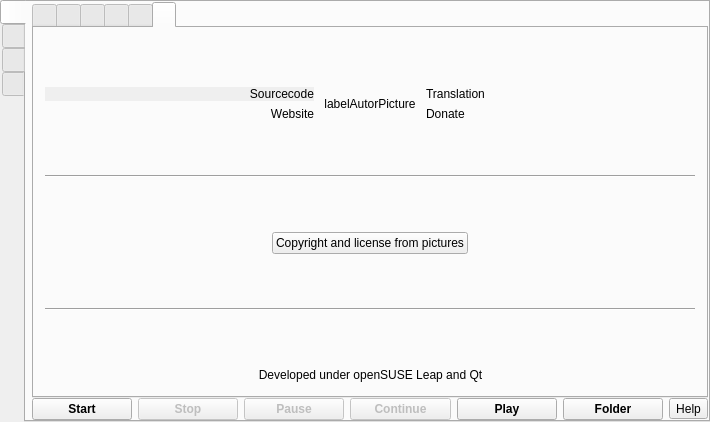
Old version of the form src/formMainWindow.ui in the repository vkohaupt/vokoscreenNG.
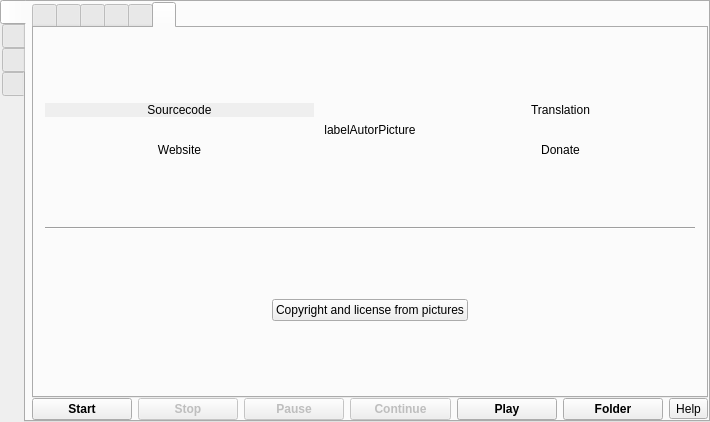
New version of the form. The open tabs and pages were chosen to show the change. Icons and pictures are not drawn.

What changed in the file:
```diff
--- a/src/formMainWindow.ui
+++ b/src/formMainWindow.ui
@@ -1962,7 +1962,7 @@
            <attribute name="title">
             <string notr="true"/>
            </attribute>
-           <layout class="QVBoxLayout" name="verticalLayout_3" stretch="0,0,0,0,0,0,0,0,0,0">
+           <layout class="QVBoxLayout" name="verticalLayout_3" stretch="0,0,0,0,0,0,0">
             <item>
              <spacer name="verticalSpacer_7">
               <property name="orientation">
@@ -1997,39 +1997,36 @@
                 </property>
                </widget>
               </item>
-              <item row="1" column="2">
-               <layout class="QVBoxLayout" name="verticalLayout_15">
-                <item>
-                 <widget class="QLabel" name="labelLanguageUrl">
-                  <property name="text">
-                   <string notr="true">Translation</string>
-                  </property>
-                  <property name="alignment">
-                   <set>Qt::AlignLeading|Qt::AlignLeft|Qt::AlignTop</set>
-                  </property>
-                  <property name="openExternalLinks">
-                   <bool>true</bool>
-                  </property>
-                 </widget>
-                </item>
-                <item>
+              <item row="1" column="0">
+               <layout class="QVBoxLayout" name="verticalLayout_20"/>
+              </item>
+              <item row="2" column="2">
                  <widget class="QLabel" name="labelDonateUrl">
                   <property name="text">
                    <string>Donate</string>
                   </property>
                   <property name="alignment">
-                   <set>Qt::AlignBottom|Qt::AlignLeading|Qt::AlignLeft</set>
+                 <set>Qt::AlignCenter</set>
                   </property>
                   <property name="openExternalLinks">
                    <bool>true</bool>
                   </property>
                  </widget>
                 </item>
-               </layout>
+              <item row="0" column="2">
+               <widget class="QLabel" name="labelLanguageUrl">
+                <property name="text">
+                 <string notr="true">Translation</string>
+                </property>
+                <property name="alignment">
+                 <set>Qt::AlignCenter</set>
+                </property>
+                <property name="openExternalLinks">
+                 <bool>true</bool>
+                </property>
+               </widget>
               </item>
-              <item row="1" column="0">
-               <layout class="QVBoxLayout" name="verticalLayout_20">
-                <item>
+              <item row="0" column="0">
                  <widget class="QLabel" name="labelSourcecodeUrl">
                   <property name="autoFillBackground">
                    <bool>true</bool>
@@ -2038,27 +2035,25 @@
                    <string notr="true">Sourcecode</string>
                   </property>
                   <property name="alignment">
-                   <set>Qt::AlignRight|Qt::AlignTop|Qt::AlignTrailing</set>
+                 <set>Qt::AlignCenter</set>
                   </property>
                   <property name="openExternalLinks">
                    <bool>true</bool>
                   </property>
                  </widget>
                 </item>
-                <item>
+              <item row="2" column="0">
                  <widget class="QLabel" name="labelWebSiteUrl">
                   <property name="text">
                    <string notr="true">Website</string>
                   </property>
                   <property name="alignment">
-                   <set>Qt::AlignBottom|Qt::AlignRight|Qt::AlignTrailing</set>
+                 <set>Qt::AlignCenter</set>
                   </property>
                   <property name="openExternalLinks">
                    <bool>true</bool>
                   </property>
                  </widget>
-                </item>
-               </layout>
               </item>
              </layout>
             </item>
@@ -2145,92 +2140,6 @@
               </property>
              </spacer>
             </item>
-            <item>
-             <widget class="Line" name="line_15">
-              <property name="orientation">
-               <enum>Qt::Horizontal</enum>
-              </property>
-             </widget>
-            </item>
-            <item>
-             <spacer name="verticalSpacer_15">
-              <property name="orientation">
-               <enum>Qt::Vertical</enum>
-              </property>
-              <property name="sizeHint" stdset="0">
-               <size>
-                <width>20</width>
-                <height>40</height>
-               </size>
-              </property>
-             </spacer>
-            </item>
-            <item>
-             <layout class="QGridLayout" name="gridLayout_2">
-              <item row="0" column="1">
-               <spacer name="horizontalSpacer_11">
-                <property name="orientation">
-                 <enum>Qt::Horizontal</enum>
-                </property>
-                <property name="sizeHint" stdset="0">
-                 <size>
-                  <width>40</width>
-                  <height>20</height>
-                 </size>
-                </property>
-               </spacer>
-              </item>
-              <item row="0" column="0">
-               <widget class="QLabel" name="label_27">
-                <property name="text">
-                 <string notr="true"/>
-                </property>
-                <property name="pixmap">
-                 <pixmap resource="screencast.qrc">:/pictures/screencast/suse_logo.png</pixmap>
-                </property>
-                <property name="alignment">
-                 <set>Qt::AlignCenter</set>
-                </property>
-               </widget>
-              </item>
-              <item row="0" column="2">
-               <widget class="QLabel" name="label_28">
-                <property name="text">
-                 <string>Developed under openSUSE Leap and Qt</string>
-                </property>
-                <property name="alignment">
-                 <set>Qt::AlignCenter</set>
-                </property>
-               </widget>
-              </item>
-              <item row="0" column="4">
-               <widget class="QLabel" name="label_29">
-                <property name="text">
-                 <string notr="true"/>
-                </property>
-                <property name="pixmap">
-                 <pixmap resource="screencast.qrc">:/pictures/screencast/qt.png</pixmap>
-                </property>
-                <property name="alignment">
-                 <set>Qt::AlignCenter</set>
-                </property>
-               </widget>
-              </item>
-              <item row="0" column="3">
-               <spacer name="horizontalSpacer_12">
-                <property name="orientation">
-                 <enum>Qt::Horizontal</enum>
-                </property>
-                <property name="sizeHint" stdset="0">
-                 <size>
-                  <width>40</width>
-                  <height>20</height>
-                 </size>
-                </property>
-               </spacer>
-              </item>
-             </layout>
-            </item>
            </layout>
           </widget>
          </widget>
```
Left out of the diff: 9 changed lines with no effect on the pictures. Lines whose indentation alone changed are shown as unchanged.
